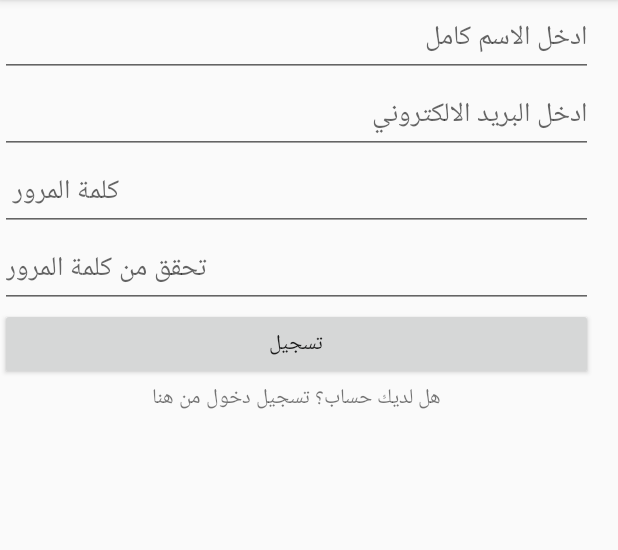
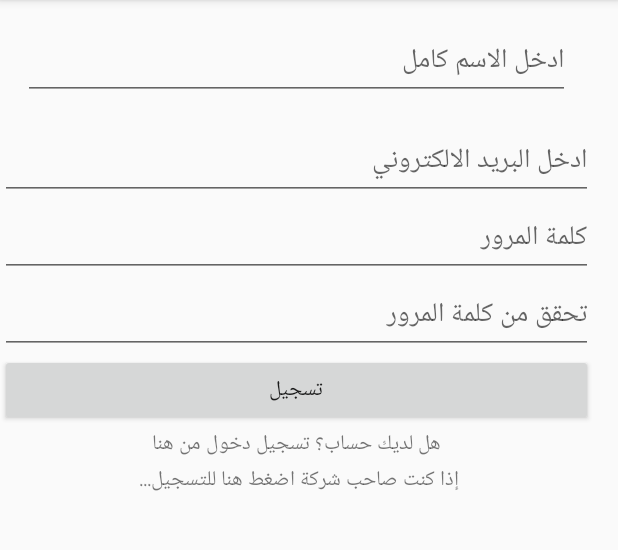
Before and after one commit to Rahafmm/HIREME, an Android app: the screen it shows after launch (HIREME), after a tap on "تسجيل", on a phone screen of 412 x 824 dp, the part 84-634 px from its top. Run offline under Robolectric (Android 15) with nearby library versions, the phone set to English and light mode, and no system bars; our stand-ins replace Firebase (no records; nobody signed in at launch, a user with empty details on screens opened directly).

Commit message:
register

```diff
--- a/app/src/main/java/com/example/hp/hireme/HIREME.java
+++ b/app/src/main/java/com/example/hp/hireme/HIREME.java
@@ -9,12 +9,15 @@ import android.text.TextUtils;
 import android.view.View;
 import android.widget.Button;
 import android.widget.EditText;
+import android.widget.TextView;
 import android.widget.Toast;
 
 import com.google.android.gms.tasks.OnCompleteListener;
 import com.google.android.gms.tasks.Task;
 import com.google.firebase.auth.AuthResult;
 import com.google.firebase.auth.FirebaseAuth;
+import com.google.firebase.database.DatabaseReference;
+import com.google.firebase.database.FirebaseDatabase;
 
 public class HIREME extends AppCompatActivity implements View.OnClickListener {
 
@@ -22,10 +25,14 @@ public class HIREME extends AppCompatActivity implements View.OnClickListener {
 
     //defining view objects
     private EditText editTextEmail;
+    private EditText editTextName;
     private EditText editTextPassword;
+    private  EditText editTextCPasword;
     private Button buttonSignup;
-
+    private TextView  textViewLogIn;
+private DatabaseReference mDatabase;
     private ProgressDialog progressDialog;
+    private TextView regorg;
 
     //defining firebaseauth object
 
@@ -38,16 +45,20 @@ public class HIREME extends AppCompatActivity implements View.OnClickListener {
 
         //initializing firebase auth object
         firebaseAuth = FirebaseAuth.getInstance();
-
+        mDatabase= FirebaseDatabase.getInstance().getReference().child("candet");
         //initializing views
+        editTextName = (EditText) findViewById(R.id.editTextName);
         editTextEmail = (EditText) findViewById(R.id.editTextEmail);
         editTextPassword = (EditText) findViewById(R.id.editTextPasword);
-
+        editTextCPasword = (EditText) findViewById(R.id.editTextCPasword);
+        textViewLogIn = (TextView) findViewById(R.id.textviewLogIn);
+        regorg = (TextView) findViewById(R.id.regorg);
         buttonSignup = (Button) findViewById(R.id.buttonRgister);
 
         //attaching listener to button
         buttonSignup.setOnClickListener((View.OnClickListener) this);
-
+        textViewLogIn.setOnClickListener(this);
+        regorg.setOnClickListener(this);
         // to chow message
         progressDialog = new ProgressDialog(this);
 
@@ -55,13 +66,24 @@ public class HIREME extends AppCompatActivity implements View.OnClickListener {
 
 
     @Override
-    public void onClick(View v) {
+    public void onClick(View view) {
+        if(view == buttonSignup ){
         //calling register method on click
-        registerUser();
+        registerUser();}
+        if(view == textViewLogIn ) {
+            startActivity(new Intent(getApplicationContext(), LoginActivity.class));
+
+        }
+        if(view == textViewLogIn ) {
+            startActivity(new Intent(getApplicationContext(), LoginActivity.class));
+        }
     }
 
     private void registerUser() {
         //getting email and password from edit texts
+        final String Cpassword = editTextCPasword.getText().toString().trim();
+        final String Name = editTextName.getText().toString().trim();
+
         String email = editTextEmail.getText().toString().trim();
         String password  = editTextPassword.getText().toString().trim();
 
@@ -88,6 +110,10 @@ public class HIREME extends AppCompatActivity implements View.OnClickListener {
                     public void onComplete(@NonNull Task<AuthResult> task) {
                         //checking if success
                         if(task.isSuccessful()){
+                            String User_ID=firebaseAuth.getCurrentUser().getUid();
+                            DatabaseReference Cureent_User_db= mDatabase.child(User_ID);
+                            Cureent_User_db.child("name").setValue(Name);
+                            Cureent_User_db.child("Cpassword").setValue(Cpassword);
                             //display message to the user here
                             Toast.makeText(HIREME.this,"Successfully registered",Toast.LENGTH_LONG).show();
                             //close this activity
--- a/app/src/main/res/layout/activity_register.xml
+++ b/app/src/main/res/layout/activity_register.xml
@@ -8,63 +8,90 @@
 
 
     <LinearLayout
-        android:layout_centerVertical="true"
         android:layout_width="395dp"
         android:layout_height="wrap_content"
+        android:layout_centerVertical="true"
         android:orientation="vertical"
-        tools:layout_editor_absoluteY="0dp"
-        tools:layout_editor_absoluteX="8dp">
+        android:textAlignment="gravity"
+        tools:layout_editor_absoluteX="52dp"
+        tools:layout_editor_absoluteY="153dp">
+
         <EditText
             android:id="@+id/editText"
             android:layout_width="0dp"
             android:layout_height="0dp"
             android:ems="10"
             android:inputType="textPassword"
+            app:layout_constraintBottom_toTopOf="parent"
+            app:layout_constraintLeft_toLeftOf="parent"
+            app:layout_constraintRight_toLeftOf="parent"
+            app:layout_constraintTop_toTopOf="parent"
             tools:ignore="MissingConstraints"
-            app:layout_constraintRight_toLeftOf="parent"
-            tools:layout_constraintTop_creator="1"
+            tools:layout_constraintBottom_creator="1"
+            tools:layout_constraintLeft_creator="1"
             tools:layout_constraintRight_creator="1"
-            tools:layout_constraintBottom_creator="1"
-            app:layout_constraintBottom_toTopOf="parent"
-            tools:layout_constraintLeft_creator="1"
-            app:layout_constraintLeft_toLeftOf="parent"
-            app:layout_constraintTop_toTopOf="parent" />
+            tools:layout_constraintTop_creator="1" />
+
         <EditText
-            android:inputType="textPersonName"
             android:id="@+id/editTextName"
             android:layout_width="match_parent"
             android:layout_height="wrap_content"
-            android:hint="ادخل الاسم كامل " />
+            android:layout_margin="15dp"
+            android:layout_marginBottom="15dp"
+            android:layout_marginEnd="15dp"
+            android:layout_marginLeft="15dp"
+            android:layout_marginRight="15dp"
+            android:layout_marginStart="15dp"
+            android:layout_marginTop="15dp"
+            android:hint="ادخل الاسم كامل "
+            android:inputType="textPersonName"
+            android:singleLine="false"
+            android:textAlignment="textStart"
+            android:textAllCaps="true" />
+
         <EditText
-            android:inputType="textEmailAddress"
             android:id="@+id/editTextEmail"
             android:layout_width="match_parent"
             android:layout_height="wrap_content"
-            android:hint="ادخل البريد الالكتروني " />
+            android:hint="ادخل البريد الالكتروني "
+            android:inputType="textEmailAddress"
+            android:textAlignment="gravity" />
 
         <EditText
-            android:inputType="textPassword"
             android:id="@+id/editTextPasword"
             android:layout_width="match_parent"
             android:layout_height="wrap_content"
-            android:hint=" كلمة المرور" />
+            android:hint=" كلمة المرور"
+            android:inputType="textPassword"
+            android:textAlignment="textEnd" />
+
         <EditText
-            android:inputType="textPassword"
             android:id="@+id/editTextCPasword"
             android:layout_width="match_parent"
             android:layout_height="wrap_content"
-            android:hint="تحقق من كلمة المرور" />
+            android:hint="تحقق من كلمة المرور"
+            android:inputType="textPassword"
+            android:textAlignment="textEnd" />
+
         <Button
             android:id="@+id/buttonRgister"
-            android:text="تسجيل"
             android:layout_width="match_parent"
-            android:layout_height="wrap_content" />
+            android:layout_height="wrap_content"
+            android:text="تسجيل" />
+
         <TextView
-            android:textAlignment="center"
-            android:text=" هل لديك حساب؟ تسجيل دخول من هنا "
             android:id="@+id/textviewLogIn"
             android:layout_width="match_parent"
-            android:layout_height="wrap_content" />
+            android:layout_height="wrap_content"
+            android:text=" هل لديك حساب؟ تسجيل دخول من هنا "
+            android:textAlignment="center" />
+
+        <TextView
+            android:id="@+id/regorg"
+            android:layout_width="match_parent"
+            android:layout_height="wrap_content"
+            android:text="  إذا كنت صاحب شركة اضغط هنا للتسجيل...   "
+            android:textAlignment="center" />
     </LinearLayout>
 
 </android.support.constraint.ConstraintLayout>
```
